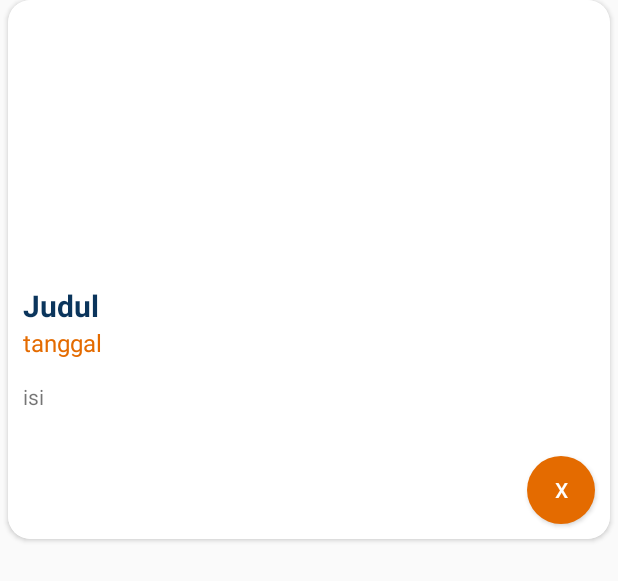
After one commit to adhimeong/ArkanFotoClient, an Android app: the layout dialogpemenang.xml on its own in the app's theme, with its tools: preview values and no code run, on a phone screen of 412 x 824 dp. The commit adds this screen. Shown: the top 581 px of the screen. Run offline under Robolectric (Android 15) with nearby library versions, the phone set to English and light mode, and no system bars; network calls fail.

Commit message:
update dialog hadiah

```diff
--- a/app/src/main/AndroidManifest.xml
+++ b/app/src/main/AndroidManifest.xml
@@ -2,7 +2,7 @@
 <manifest xmlns:android="http://schemas.android.com/apk/res/android"
     package="id.co.outlabs.adhi.arkanfotoclient">
 
-    <uses-permission android:name="android.permission.INTERNET"/>
+    <uses-permission android:name="android.permission.INTERNET" />
 
     <application
         android:allowBackup="true"
@@ -18,7 +18,7 @@
                 <category android:name="android.intent.category.LAUNCHER" />
             </intent-filter>
         </activity>
-        <activity android:name=".MainActivity"></activity>
+        <activity android:name=".MainActivity" />
     </application>
 
 </manifest>
--- a/app/src/main/java/id/co/outlabs/adhi/arkanfotoclient/MainActivity.java
+++ b/app/src/main/java/id/co/outlabs/adhi/arkanfotoclient/MainActivity.java
@@ -120,7 +120,7 @@ public class MainActivity extends AppCompatActivity {
 
         //pemenang
         recyclerView2 = (RecyclerView) findViewById(R.id.recyclepemenang);
-        mAdapter2 = new DataPemenangAdapter(listdatapemenang);
+        mAdapter2 = new DataPemenangAdapter(this,listdatapemenang);
         RecyclerView.LayoutManager mLayoutManager2 = new LinearLayoutManager(this.getApplicationContext(),LinearLayoutManager.HORIZONTAL, false);
         recyclerView2.setLayoutManager(mLayoutManager2);
         recyclerView2.setItemAnimator(new DefaultItemAnimator());
@@ -237,12 +237,14 @@ public class MainActivity extends AppCompatActivity {
                                 String judul_berita = jsonobject.getString("judul_berita").trim();
                                 String foto_berita = jsonobject.getString("foto_berita").trim();
                                 String tanggal_berita = jsonobject.getString("tanggal_berita").trim();
+                                String isi_berita = jsonobject.getString("isi_berita").trim();
 
 
                                 DataPemenangController d2 = new DataPemenangController();
                                 d2.setFoto(foto_berita.toString());
                                 d2.setJudul(judul_berita.toString());
                                 d2.setTanggal(tanggal_berita.toString());
+                                d2.setIsi(isi_berita);
 
                                 listdatapemenang.add(d2);
 
--- /dev/null
+++ b/app/src/main/res/layout/dialogpemenang.xml
@@ -0,0 +1,75 @@
+<?xml version="1.0" encoding="utf-8"?>
+<LinearLayout xmlns:android="http://schemas.android.com/apk/res/android"
+    android:layout_width="match_parent"
+    android:layout_height="match_parent"
+    xmlns:app="http://schemas.android.com/apk/res-auto">
+    <android.support.v7.widget.CardView
+        android:layout_width="match_parent"
+        android:layout_height="wrap_content"
+        android:layout_marginLeft="5dp"
+        android:layout_marginRight="5dp"
+        app:cardCornerRadius="15dp">
+        <LinearLayout
+            android:layout_width="match_parent"
+            android:layout_height="wrap_content"
+            android:background="@color/putih"
+            android:orientation="vertical">
+
+            <com.android.volley.toolbox.NetworkImageView
+                android:id="@+id/dialogpemenangfoto"
+                android:layout_width="match_parent"
+                android:layout_height="180dp"
+                android:scaleType="fitXY"/>
+
+            <LinearLayout
+                android:layout_width="match_parent"
+                android:layout_height="wrap_content"
+                android:orientation="vertical"
+                android:padding="10dp">
+
+                <TextView
+                    android:id="@+id/dialogpemenangjudul"
+                    android:layout_width="match_parent"
+                    android:layout_height="wrap_content"
+                    android:textColor="@color/birutua"
+                    android:text="Judul"
+                    android:textSize="20sp"
+                    android:textStyle="bold"/>
+
+                <TextView
+                    android:id="@+id/dialogpemenangtanggal"
+                    android:layout_width="match_parent"
+                    android:layout_height="wrap_content"
+                    android:textColor="@color/kuning"
+                    android:text="tanggal"
+                    android:textSize="16sp"/>
+
+                <TextView
+                    android:layout_marginTop="15dp"
+                    android:id="@+id/dialogpemenangisi"
+                    android:layout_width="match_parent"
+                    android:layout_height="wrap_content"
+                    android:text="isi"
+                    />
+
+            </LinearLayout>
+            <LinearLayout
+                android:layout_width="match_parent"
+                android:layout_height="wrap_content"
+                android:orientation="vertical">
+                <Button
+                    android:id="@+id/dialogpemenangtutup"
+                    android:layout_width="45dp"
+                    android:layout_height="45dp"
+                    android:text="X"
+                    android:layout_marginTop="20dp"
+                    android:layout_marginRight="10dp"
+                    android:layout_marginBottom="10dp"
+                    android:textColor="@color/putih"
+                    android:background="@drawable/roundyellow"
+                    android:layout_gravity="right|bottom"/>
+            </LinearLayout>
+        </LinearLayout>
+    </android.support.v7.widget.CardView>
+
+</LinearLayout>
--- a/app/src/main/res/layout/listdatapemenang.xml
+++ b/app/src/main/res/layout/listdatapemenang.xml
@@ -23,7 +23,7 @@
         android:layout_width="wrap_content"
         android:layout_height="wrap_content"
         android:layout_marginTop="5dp"
-        android:textSize="20sp"
+        android:textSize="15sp"
         android:textStyle="bold"
         android:textColor="@color/birutua"/>
 
@@ -36,8 +36,7 @@
             android:id="@+id/listpemenangtanggal"
             android:layout_width="match_parent"
             android:layout_height="wrap_content"
-            android:layout_marginTop="1dp"
-            android:textSize="16sp"
+            android:textSize="12sp"
             android:textColor="@color/kuning"
             android:layout_weight="1"/>
 
```
Also changed, not shown: app/src/main/java/id/co/outlabs/adhi/arkanfotoclient/adapter/DataPemenangAdapter.java (+72 -5 lines).
